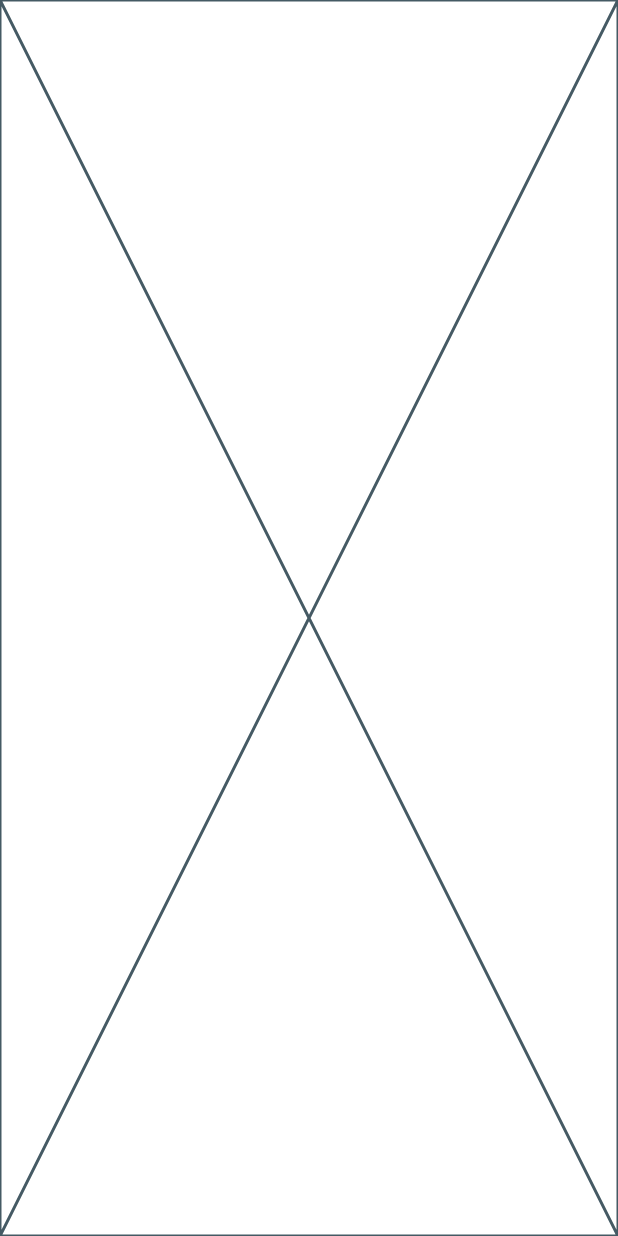
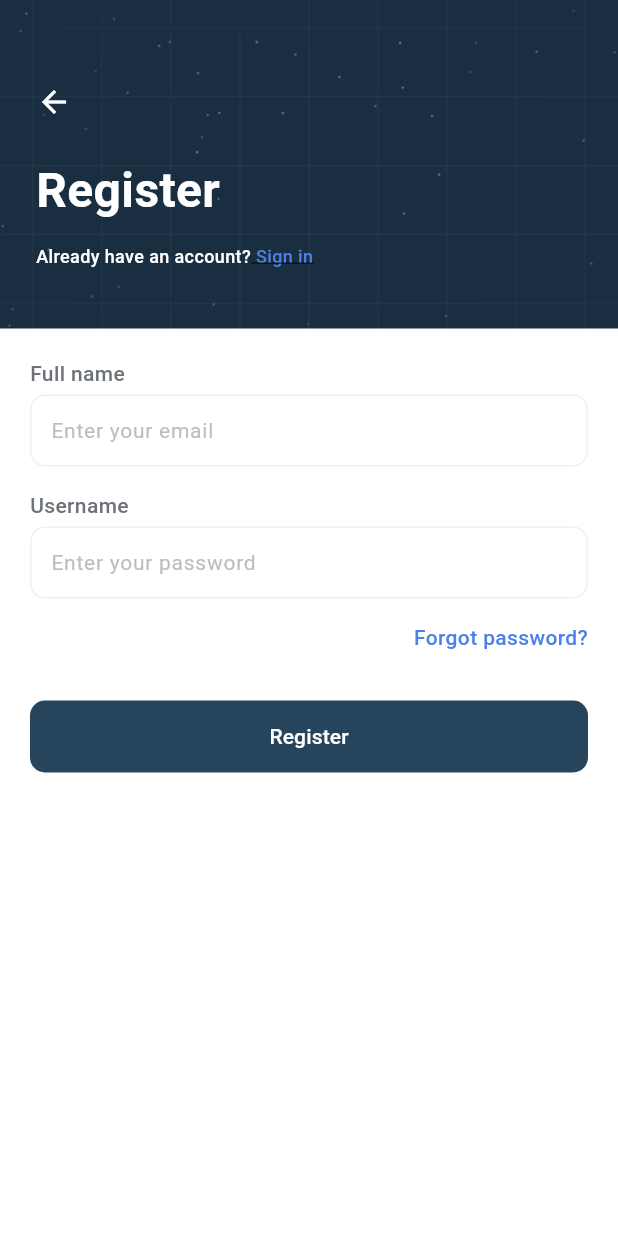
Before and after one commit to febryardiansyah/ai-agents, a Flutter app: the screen it shows after launch, after a tap on an icon or button, on a phone screen of 412 x 824 dp. Run offline on Flutter 3.47's test engine with Material 3 defaults, Android fonts, the phone set to English and light mode, and no system bars; our stand-ins replace auto_route, bloc, carousel_slider, equatable, flutter_bloc, flutter_svg and 3 more; network calls fail.

Commit message:
feat: add register screen

```diff
--- a/lib/core/utils/extensions/context_ext.dart
+++ b/lib/core/utils/extensions/context_ext.dart
@@ -1,5 +1,6 @@
 import 'package:flutter/material.dart';
 
 extension ContextExt on BuildContext {
-  Size get screenSize => MediaQuery.of(this).size;
+  double get screenWidth => MediaQuery.of(this).size.width;
+  double get screenHeight => MediaQuery.of(this).size.height;
 }
--- a/lib/features/auth/presentation/page/login/login_screen.dart
+++ b/lib/features/auth/presentation/page/login/login_screen.dart
@@ -25,17 +25,17 @@ class LoginScreen extends StatelessWidget {
             /// header
             SizedBox(
               height: 263,
-              width: context.screenSize.width,
+              width: context.screenWidth,
               child: Stack(
                 children: [
                   Container(
-                    width: context.screenSize.width,
+                    width: context.screenWidth,
                     height: double.infinity,
                     color: AppColors.primary,
                   ),
                   Image.asset(
                     ImageConstants.authBg,
-                    width: context.screenSize.width,
+                    width: context.screenWidth,
                     height: double.infinity,
                     fit: BoxFit.cover,
                   ),
@@ -123,7 +123,7 @@ class LoginScreen extends StatelessWidget {
                   AppButton(
                     text: 'Log in',
                     onPressed: () {},
-                    width: context.screenSize.width,
+                    width: context.screenWidth,
                   ),
                   const AppSpacer.height(24),
                   const Row(
@@ -154,7 +154,7 @@ class LoginScreen extends StatelessWidget {
                   const AppSpacer.height(16),
                   AppButton(
                     onPressed: () {},
-                    width: context.screenSize.width,
+                    width: context.screenWidth,
                     type: AppButtonType.outlined,
                     body: Row(
                       mainAxisAlignment: MainAxisAlignment.center,
--- a/lib/features/auth/presentation/page/register/register_screen.dart
+++ b/lib/features/auth/presentation/page/register/register_screen.dart
@@ -1,5 +1,12 @@
 import 'package:auto_route/auto_route.dart';
-import 'package:flutter/widgets.dart';
+import 'package:flutter/material.dart';
+import 'package:flutter_gemini_ai/core/app_route.gr.dart';
+import 'package:flutter_gemini_ai/core/resources/colors.dart';
+import 'package:flutter_gemini_ai/core/resources/images.dart';
+import 'package:flutter_gemini_ai/core/utils/extensions/context_ext.dart';
+import 'package:flutter_gemini_ai/core/widgets/app_button.dart';
+import 'package:flutter_gemini_ai/core/widgets/app_spacer.dart';
+import 'package:flutter_gemini_ai/core/widgets/app_text_form.dart';
 
 @RoutePage()
 class RegisterScreen extends StatelessWidget {
@@ -7,6 +14,129 @@ class RegisterScreen extends StatelessWidget {
 
   @override
   Widget build(BuildContext context) {
-    return const Placeholder();
+    return Scaffold(
+      backgroundColor: AppColors.white,
+      body: SingleChildScrollView(
+        child: Column(
+          children: [
+            SizedBox(
+              height: 219,
+              width: context.screenWidth,
+              child: Stack(
+                children: [
+                  Container(
+                    width: context.screenWidth,
+                    height: double.infinity,
+                    color: AppColors.primary,
+                  ),
+                  Image.asset(
+                    ImageConstants.authBg,
+                    width: context.screenWidth,
+                    height: double.infinity,
+                    fit: BoxFit.cover,
+                  ),
+
+                  /// content
+                  Align(
+                    alignment: Alignment.bottomLeft,
+                    child: Padding(
+                      padding: const EdgeInsets.only(
+                        left: 24,
+                        right: 40,
+                        bottom: 40,
+                      ),
+                      child: Column(
+                        crossAxisAlignment: CrossAxisAlignment.start,
+                        mainAxisSize: MainAxisSize.min,
+                        children: [
+                          GestureDetector(
+                            onTap: () => context.router.maybePop(),
+                            child: const Icon(
+                              Icons.arrow_back_sharp,
+                              color: AppColors.white,
+                            ),
+                          ),
+                          const AppSpacer.height(24),
+                          const Text(
+                            'Register',
+                            style: TextStyle(
+                              fontWeight: FontWeight.bold,
+                              fontSize: 32,
+                            ),
+                          ),
+                          const AppSpacer.height(12),
+                          GestureDetector(
+                            onTap: () {
+                              context.router.replaceAll([const LoginRoute()]);
+                            },
+                            child: const Text.rich(
+                              TextSpan(
+                                text: "Already have an account?",
+                                children: [
+                                  TextSpan(
+                                    text: ' Sign in',
+                                    style: TextStyle(
+                                      color: AppColors.blue,
+                                      decoration: TextDecoration.underline,
+                                    ),
+                                  ),
+                                ],
+                              ),
+                              style: TextStyle(
+                                fontWeight: FontWeight.w500,
+                                fontSize: 12,
+                              ),
+                            ),
+                          ),
+                        ],
+                      ),
+                    ),
+                  ),
+                ],
+              ),
+            ),
+
+            /// form
+            Padding(
+              padding: const EdgeInsets.all(20),
+              child: Column(
+                children: [
+                  const AppTextForm(
+                    label: 'Full name',
+                    hint: 'Enter your email',
+                    type: AppTextFormType.outlined,
+                    backgroundColor: AppColors.white,
+                  ),
+                  const AppSpacer.height(16),
+                  const AppTextForm(
+                    label: 'Username',
+                    hint: 'Enter your password',
+                    type: AppTextFormType.outlined,
+                    backgroundColor: AppColors.white,
+                  ),
+                  const AppSpacer.height(16),
+                  const Align(
+                    alignment: Alignment.centerRight,
+                    child: Text(
+                      'Forgot password?',
+                      style: TextStyle(
+                        color: AppColors.blue,
+                        fontWeight: FontWeight.w500,
+                      ),
+                    ),
+                  ),
+                  const AppSpacer.height(32),
+                  AppButton(
+                    text: 'Register',
+                    onPressed: () {},
+                    width: context.screenWidth,
+                  ),
+                ],
+              ),
+            ),
+          ],
+        ),
+      ),
+    );
   }
 }
--- a/lib/features/chat/presentation/chat_screen.dart
+++ b/lib/features/chat/presentation/chat_screen.dart
@@ -185,7 +185,7 @@ class _UserMessage extends StatelessWidget {
     return Align(
       alignment: Alignment.centerRight,
       child: SizedBox(
-        width: context.screenSize.width,
+        width: context.screenWidth,
         child: Row(
           mainAxisAlignment: MainAxisAlignment.end,
           crossAxisAlignment: CrossAxisAlignment.start,
@@ -215,7 +215,7 @@ class _UserMessage extends StatelessWidget {
                   ),
                   const AppSpacer.height(10),
                   Container(
-                    width: context.screenSize.width * 0.7,
+                    width: context.screenWidth * 0.7,
                     height: 200,
                     decoration: BoxDecoration(
                       color: AppColors.grey,
--- a/lib/main.dart
+++ b/lib/main.dart
@@ -10,16 +10,16 @@ void main() async {
   WidgetsFlutterBinding.ensureInitialized();
   await registerDependencies();
 
-  runApp(const MyApp());
+  runApp(MyApp());
 }
 
 class MyApp extends StatelessWidget {
-  const MyApp({super.key});
+  MyApp({super.key});
+
+  final appRoute = AppRouter();
 
   @override
   Widget build(BuildContext context) {
-    final appRoute = AppRouter();
-
     return MultiBlocProvider(
       providers: [
         BlocProvider(
```
